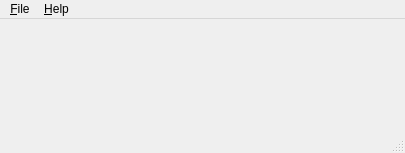
Old version of the form Srt.QT/tt3-skin-admin/MainFrame.ui in the repository akapustiatyahoocouk/TimeTracker3.
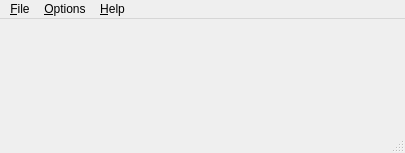
New version of the form. Icons and pictures are not drawn.

```diff
--- a/Srt.QT/tt3-skin-admin/MainFrame.ui
+++ b/Srt.QT/tt3-skin-admin/MainFrame.ui
@@ -54,7 +54,14 @@
     <addaction name="separator"/>
     <addaction name="actionAbout"/>
    </widget>
+   <widget class="QMenu" name="menuOptions">
+    <property name="title">
+     <string>&amp;Options</string>
+    </property>
+    <addaction name="actionPreferences"/>
+   </widget>
    <addaction name="menuFile"/>
+   <addaction name="menuOptions"/>
    <addaction name="menuHelp"/>
   </widget>
   <widget class="QStatusBar" name="statusbar"/>
```
Left out of the diff: 46 changed lines with no effect on the pictures.
